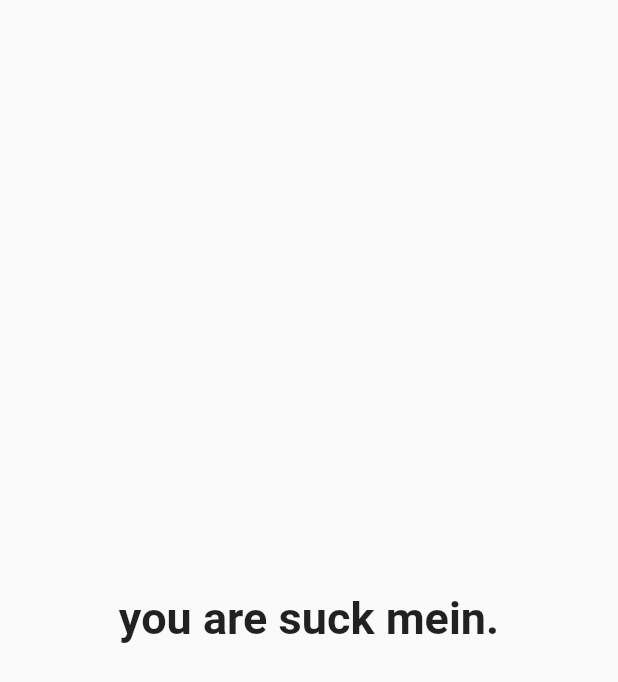
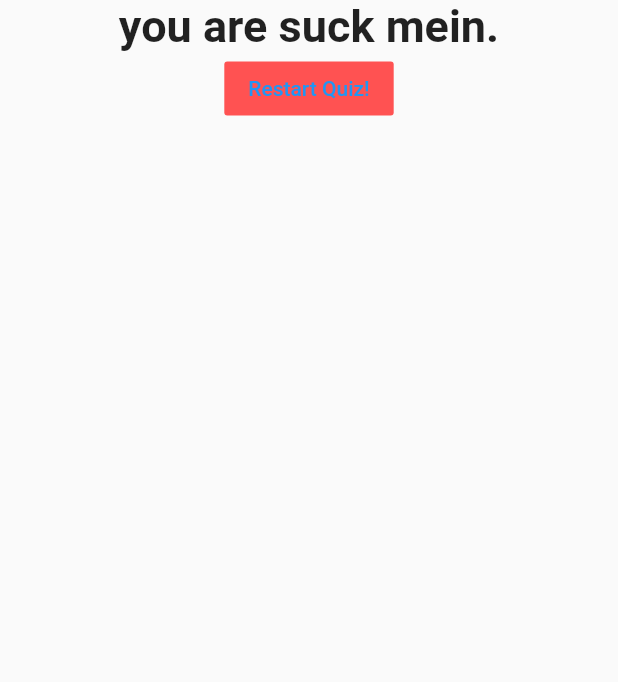
Before and after one commit to syahrulb/flutter-course, a Flutter app: the Result widget shown alone on an empty page, opened directly with empty values, on a phone screen of 412 x 824 dp. Shown: the top 682 px of the screen. Run offline on Flutter 3.47's test engine with Material 2 defaults, Android fonts, the phone set to English and light mode, and no system bars.

```diff
--- a/lib/result.dart
+++ b/lib/result.dart
@@ -2,7 +2,8 @@ import 'package:flutter/material.dart';
 
 class Result extends StatelessWidget {
   final int hasilSkor;
-  Result(this.hasilSkor);
+  final Function resetHandler;
+  Result(this.hasilSkor, this.resetHandler);
   String get resultPharse {
     var resultText = 'You did It.';
     if (hasilSkor >= 100) {
@@ -20,9 +21,22 @@ class Result extends StatelessWidget {
   @override
   Widget build(BuildContext context) {
     return Center(
-      child: Text(
-        resultPharse,
-        style: TextStyle(fontSize: 30, fontWeight: FontWeight.bold),
+      child: Column(
+        children: <Widget>[
+          Center(
+            child: Text(
+              resultPharse,
+              style: TextStyle(fontSize: 30, fontWeight: FontWeight.bold),
+              textAlign: TextAlign.center,
+            ),
+          ),
+          FlatButton(
+            child: Text('Restart Quiz!'),
+            textColor: Colors.blue,
+            onPressed: resetHandler,
+            color: Colors.redAccent,
+          )
+        ],
       ),
     );
   }
```
Also changed, not shown: lib/main.dart (+8 -1 lines).
